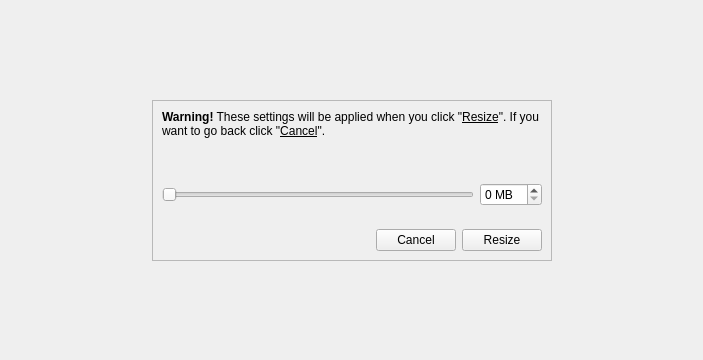
The window that yali4/gui/Ui/partresize.ui (dadas45li/yali) describes before a commit, drawn with Qt 5.
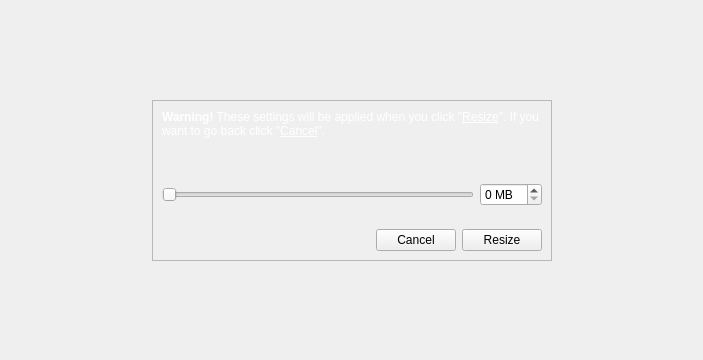
The same window after the commit.

Commit message: * Partition resize done.

What changed in the file:
```diff
--- a/yali4/gui/Ui/partresize.ui
+++ b/yali4/gui/Ui/partresize.ui
@@ -73,7 +73,7 @@
 &lt;html>&lt;head>&lt;meta name="qrichtext" content="1" />&lt;style type="text/css">
 p, li { white-space: pre-wrap; }
 &lt;/style>&lt;/head>&lt;body style=" font-family:'Sans Serif'; font-size:9pt; font-weight:400; font-style:normal;">
-&lt;p style=" margin-top:0px; margin-bottom:0px; margin-left:0px; margin-right:0px; -qt-block-indent:0; text-indent:0px;">&lt;span style=" font-weight:600;">Warning!&lt;/span> These settings will be applied when you click "&lt;span style=" text-decoration: underline;">Resize&lt;/span>". If you want to go back click "&lt;span style=" text-decoration: underline;">Cancel&lt;/span>".&lt;/p>&lt;/body>&lt;/html></string>
+&lt;p style=" margin-top:0px; margin-bottom:0px; margin-left:0px; margin-right:0px; -qt-block-indent:0; text-indent:0px;">&lt;span style=" font-weight:600; color:#ffffff;">Warning!&lt;/span>&lt;span style=" color:#ffffff;"> These settings will be applied when you click "&lt;/span>&lt;span style=" text-decoration: underline; color:#ffffff;">Resize&lt;/span>&lt;span style=" color:#ffffff;">". If you want to go back click "&lt;/span>&lt;span style=" text-decoration: underline; color:#ffffff;">Cancel&lt;/span>&lt;span style=" color:#ffffff;">".&lt;/span>&lt;/p>&lt;/body>&lt;/html></string>
         </property>
         <property name="textFormat" >
          <enum>Qt::RichText</enum>
```
Left out of the diff: 8 changed lines with no effect on the pictures. The commit also changes 4 other files.
